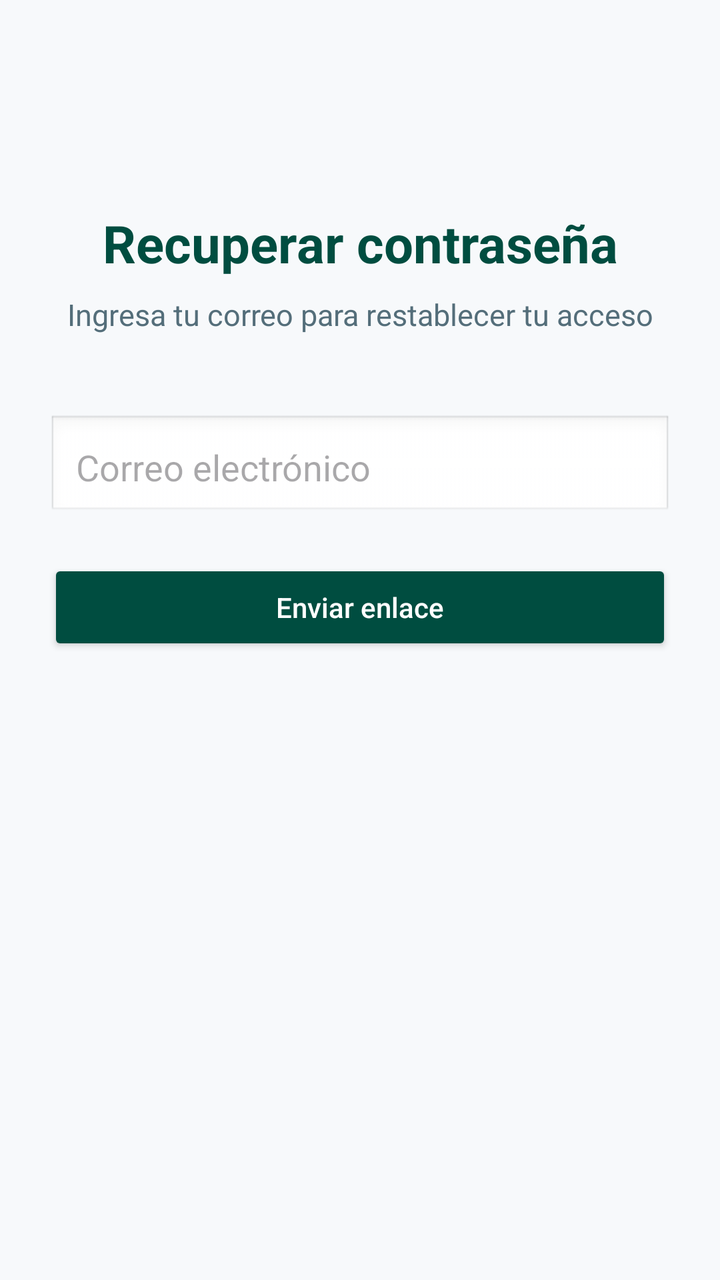
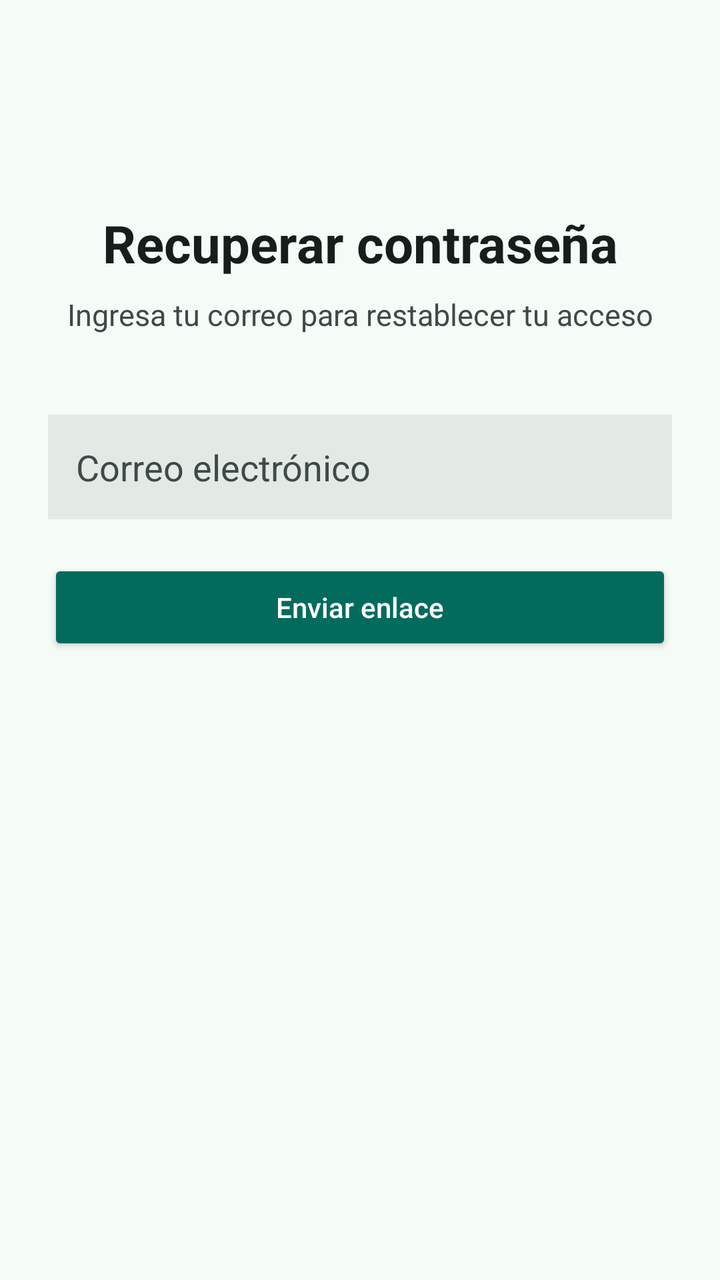

Before-and-after screenshots of an Android layout around one commit, followed by the original layout XML and the change that was made.
<!-- AndroidManifest.xml: application theme AppTheme -->
<!-- res/layout/activity_recuperar_contrasena.xml -->
<?xml version="1.0" encoding="utf-8"?>
<androidx.constraintlayout.widget.ConstraintLayout xmlns:android="http://schemas.android.com/apk/res/android"
    xmlns:app="http://schemas.android.com/apk/res-auto"
    xmlns:tools="http://schemas.android.com/tools"
    android:layout_width="match_parent"
    android:layout_height="match_parent"
    android:background="#F7F9FB"
    android:padding="24dp"
    tools:context=".login.ActivityForgotPassword">

    
    <TextView
        android:id="@+id/txtResetTitleMiSede"
        android:layout_width="wrap_content"
        android:layout_height="wrap_content"
        android:text="Recuperar contraseña"
        android:textSize="26sp"
        android:textStyle="bold"
        android:textColor="#004D40"
        android:gravity="center"
        app:layout_constraintTop_toTopOf="parent"
        app:layout_constraintStart_toStartOf="parent"
        app:layout_constraintEnd_toEndOf="parent"
        android:layout_marginTop="80dp"/>

    
    <TextView
        android:id="@+id/txtResetSubMiSede"
        android:layout_width="wrap_content"
        android:layout_height="wrap_content"
        android:text="Ingresa tu correo para restablecer tu acceso"
        android:textSize="15sp"
        android:textColor="#546E7A"
        app:layout_constraintTop_toBottomOf="@id/txtResetTitleMiSede"
        app:layout_constraintStart_toStartOf="parent"
        app:layout_constraintEnd_toEndOf="parent"
        android:layout_marginTop="8dp"/>

    
    <EditText
        android:id="@+id/inputEmailResetMiSede"
        android:layout_width="0dp"
        android:layout_height="wrap_content"
        android:hint="Correo electrónico"
        android:inputType="textEmailAddress"
        android:padding="14dp"
        android:layout_marginTop="40dp"
        android:background="@android:drawable/edit_text"
        app:layout_constraintTop_toBottomOf="@id/txtResetSubMiSede"
        app:layout_constraintStart_toStartOf="parent"
        app:layout_constraintEnd_toEndOf="parent"/>

    
    <Button
        android:id="@+id/btnResetPasswordMiSede"
        android:layout_width="0dp"
        android:layout_height="wrap_content"
        android:text="Enviar enlace"
        android:textAllCaps="false"
        android:padding="14dp"
        android:backgroundTint="#004D40"
        android:textColor="#FFFFFF"
        android:layout_marginTop="20dp"
        app:layout_constraintTop_toBottomOf="@id/inputEmailResetMiSede"
        app:layout_constraintStart_toStartOf="parent"
        app:layout_constraintEnd_toEndOf="parent"/>

</androidx.constraintlayout.widget.ConstraintLayout>
<!-- resources referenced by this layout -->
<resources>
  <color name="md_theme_primary">#036B5D</color>
  <color name="md_theme_onPrimary">#FFFFFF</color>
  <color name="md_theme_primaryContainer">#9FF2E0</color>
  <color name="md_theme_onPrimaryContainer">#005045</color>
  <color name="md_theme_secondary">#016B5D</color>
  <color name="md_theme_onSecondary">#FFFFFF</color>
  <color name="md_theme_secondaryContainer">#9FF2E1</color>
  <color name="md_theme_onSecondaryContainer">#005046</color>
  <color name="md_theme_tertiary">#016B5D</color>
  <color name="md_theme_onTertiary">#FFFFFF</color>
  <color name="md_theme_tertiaryContainer">#9FF2E1</color>
  <color name="md_theme_onTertiaryContainer">#005046</color>
  <color name="md_theme_error">#BA1A1A</color>
  <color name="md_theme_onError">#FFFFFF</color>
  <color name="md_theme_errorContainer">#FFDAD6</color>
  <color name="md_theme_onErrorContainer">#93000A</color>
  <color name="md_theme_background">#F5FBF7</color>
  <color name="md_theme_onBackground">#171D1B</color>
  <color name="md_theme_surface">#F5FBF7</color>
  <color name="md_theme_onSurface">#171D1B</color>
  <color name="md_theme_surfaceVariant">#DAE5E1</color>
  <color name="md_theme_onSurfaceVariant">#3F4946</color>
  <color name="md_theme_outline">#6F7976</color>
  <color name="md_theme_outlineVariant">#BEC9C5</color>
  <color name="md_theme_inverseSurface">#2B3230</color>
  <color name="md_theme_inverseOnSurface">#ECF2EF</color>
  <color name="md_theme_inversePrimary">#84D5C4</color>
  <color name="md_theme_primaryFixed">#9FF2E0</color>
  <color name="md_theme_onPrimaryFixed">#00201B</color>
  <color name="md_theme_primaryFixedDim">#84D5C4</color>
  <color name="md_theme_onPrimaryFixedVariant">#005045</color>
  <color name="md_theme_secondaryFixed">#9FF2E1</color>
  <color name="md_theme_onSecondaryFixed">#00201B</color>
  <color name="md_theme_secondaryFixedDim">#83D5C5</color>
  <color name="md_theme_onSecondaryFixedVariant">#005046</color>
  <color name="md_theme_tertiaryFixed">#9FF2E1</color>
  <color name="md_theme_onTertiaryFixed">#00201B</color>
  <color name="md_theme_tertiaryFixedDim">#83D5C5</color>
  <color name="md_theme_onTertiaryFixedVariant">#005046</color>
  <color name="md_theme_surfaceDim">#D5DBD8</color>
  <color name="md_theme_surfaceBright">#F5FBF7</color>
  <color name="md_theme_surfaceContainerLowest">#FFFFFF</color>
  <color name="md_theme_surfaceContainerLow">#EFF5F2</color>
  <color name="md_theme_surfaceContainer">#E9EFEC</color>
  <color name="md_theme_surfaceContainerHigh">#E3EAE6</color>
  <color name="md_theme_surfaceContainerHighest">#DEE4E1</color>
  <!-- unchanged entries left out for length: 1 -->
</resources>

<!-- the commit's change to res/layout/activity_recuperar_contrasena.xml (unified diff, before → after) -->
@@ -2,9 +2,10 @@
 <androidx.constraintlayout.widget.ConstraintLayout xmlns:android="http://schemas.android.com/apk/res/android"
     xmlns:app="http://schemas.android.com/apk/res-auto"
     xmlns:tools="http://schemas.android.com/tools"
+    android:id="@+id/root_container"
     android:layout_width="match_parent"
     android:layout_height="match_parent"
-    android:background="#F7F9FB"
+    android:background="?attr/colorSurface"
     android:padding="24dp"
     tools:context=".login.ActivityForgotPassword">
 
@@ -16,7 +17,7 @@
         android:text="Recuperar contraseña"
         android:textSize="26sp"
         android:textStyle="bold"
-        android:textColor="#004D40"
+        android:textColor="?attr/colorOnSurface"
         android:gravity="center"
         app:layout_constraintTop_toTopOf="parent"
         app:layout_constraintStart_toStartOf="parent"
@@ -30,7 +31,7 @@
         android:layout_height="wrap_content"
         android:text="Ingresa tu correo para restablecer tu acceso"
         android:textSize="15sp"
-        android:textColor="#546E7A"
+        android:textColor="?attr/colorOnSurfaceVariant"
         app:layout_constraintTop_toBottomOf="@id/txtResetTitleMiSede"
         app:layout_constraintStart_toStartOf="parent"
         app:layout_constraintEnd_toEndOf="parent"
@@ -45,7 +46,9 @@
         android:inputType="textEmailAddress"
         android:padding="14dp"
         android:layout_marginTop="40dp"
-        android:background="@android:drawable/edit_text"
+        android:background="@color/md_theme_surfaceContainerHigh"
+        android:textColor="?attr/colorOnSurface"
+        android:textColorHint="?attr/colorOnSurfaceVariant"
         app:layout_constraintTop_toBottomOf="@id/txtResetSubMiSede"
         app:layout_constraintStart_toStartOf="parent"
         app:layout_constraintEnd_toEndOf="parent"/>
@@ -58,8 +61,8 @@
         android:text="Enviar enlace"
         android:textAllCaps="false"
         android:padding="14dp"
-        android:backgroundTint="#004D40"
-        android:textColor="#FFFFFF"
+        android:backgroundTint="?attr/colorPrimary"
+        android:textColor="?attr/colorOnPrimary"
         android:layout_marginTop="20dp"
         app:layout_constraintTop_toBottomOf="@id/inputEmailResetMiSede"
         app:layout_constraintStart_toStartOf="parent"
